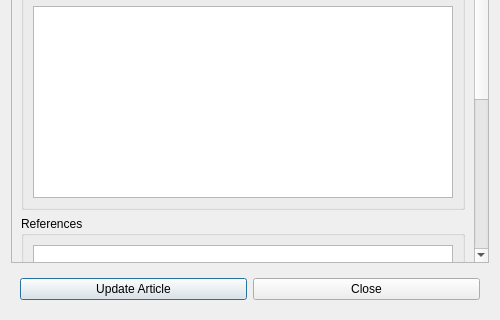
Before: the Qt Designer form src/components/dialogs/article/articledetailsdialog.ui in DamPhuQuy/Scientific-Article-Management, drawn with Qt 5; both pictures show x 0 to 500 and y 480 to 800 of the 500 by 800 pixel window.
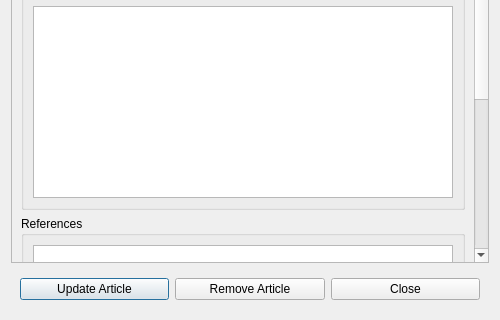
After: the same form once the commit is applied. Icons and pictures are not drawn.

Commit message: feat: implement user management and add article details, removal confirmation, and update dialogs.

Diff of the .ui file:
```diff
--- a/src/components/dialogs/article/articledetailsdialog.ui
+++ b/src/components/dialogs/article/articledetailsdialog.ui
@@ -487,6 +487,13 @@
         </property>
        </widget>
       </item>
+      <item>
+       <widget class="QPushButton" name="removeBtn">
+        <property name="text">
+         <string>Remove Article</string>
+        </property>
+       </widget>
+      </item>
       <item>
        <widget class="QPushButton" name="closeBtn">
         <property name="text">
```
The commit also changes 31 other files.
